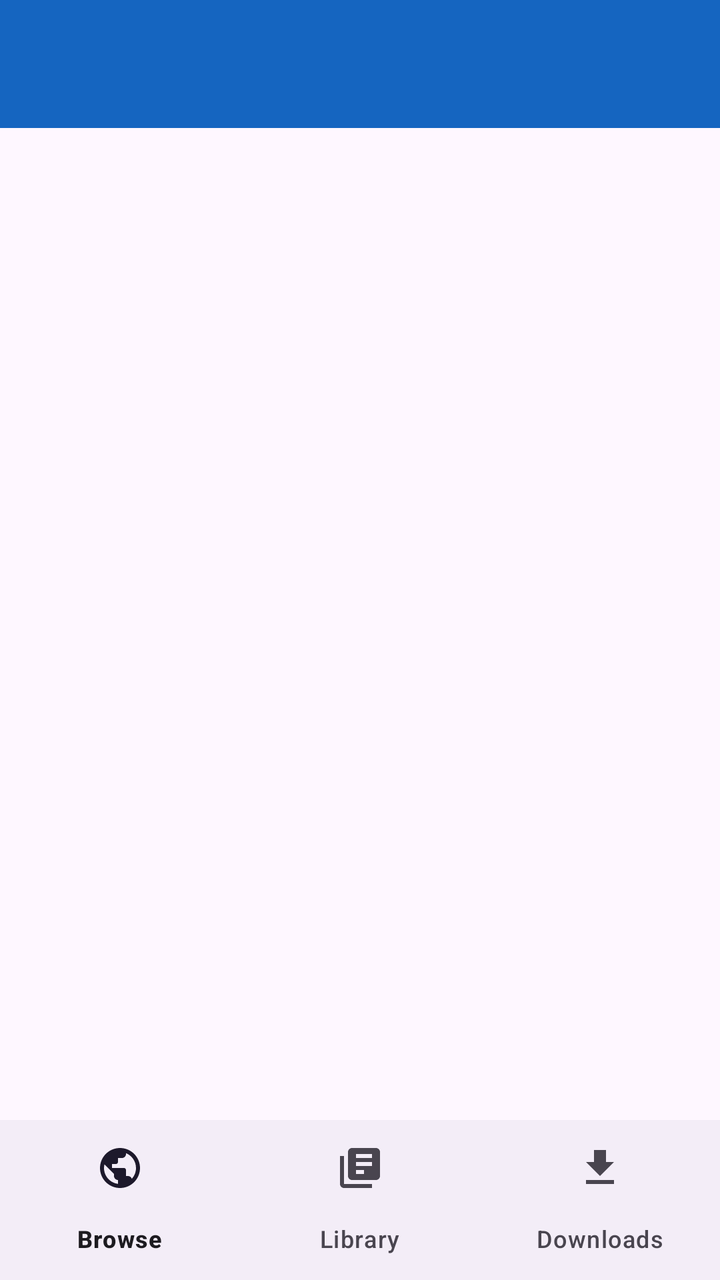
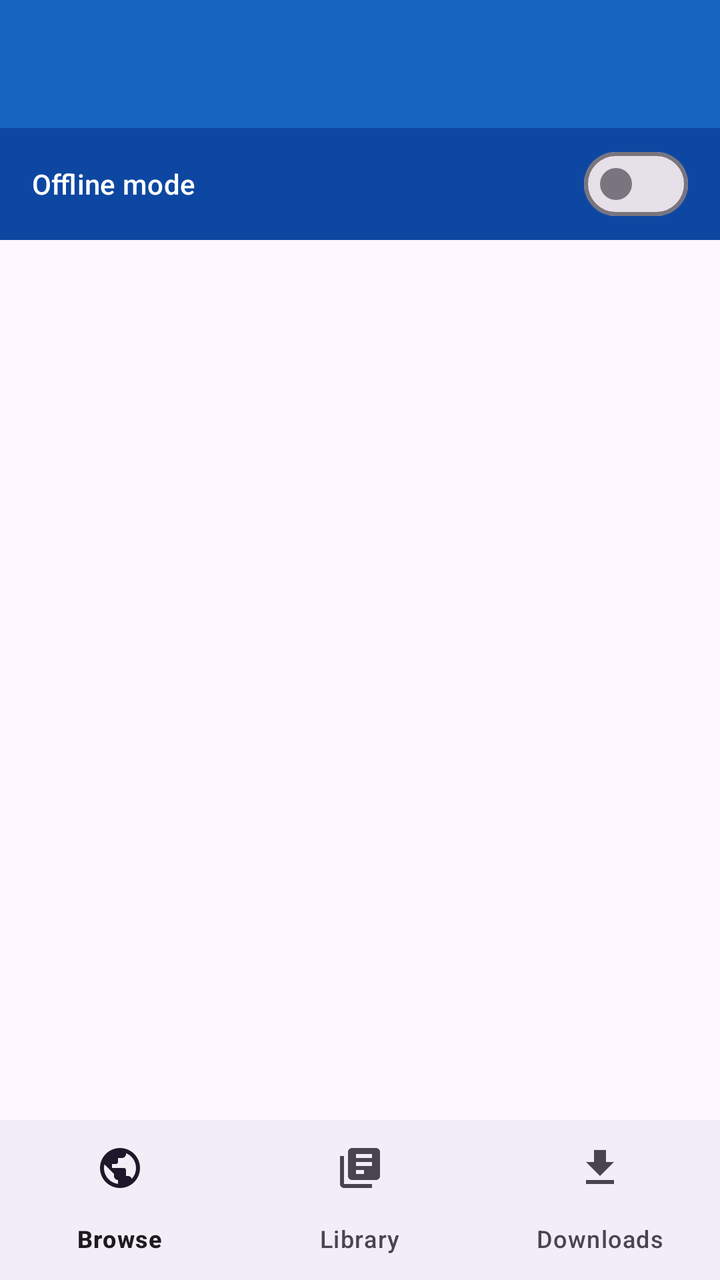

Before-and-after screenshots of an Android layout around one commit, followed by the original layout XML and the change that was made.
<!-- AndroidManifest.xml: application theme Theme.DebridBrowser -->
<!-- res/layout/activity_main.xml -->
<?xml version="1.0" encoding="utf-8"?>
<LinearLayout xmlns:android="http://schemas.android.com/apk/res/android"
    xmlns:app="http://schemas.android.com/apk/res-auto"
    android:layout_width="match_parent"
    android:layout_height="match_parent"
    android:orientation="vertical">

    <com.google.android.material.appbar.MaterialToolbar
        android:id="@+id/toolbar"
        android:layout_width="match_parent"
        android:layout_height="wrap_content"
        android:minHeight="?attr/actionBarSize"
        android:background="@color/primary"
        app:titleTextColor="@color/white"
        style="@style/Widget.Material3.Toolbar" />

    <FrameLayout
        android:id="@+id/fragmentContainer"
        android:layout_width="match_parent"
        android:layout_height="0dp"
        android:layout_weight="1" />

    <com.google.android.material.bottomnavigation.BottomNavigationView
        android:id="@+id/bottomNav"
        android:layout_width="match_parent"
        android:layout_height="wrap_content"
        app:menu="@menu/bottom_nav_menu" />

</LinearLayout>
<!-- resources referenced by this layout -->
<resources>
  <color name="primary">#1565C0</color>
  <color name="white">#FFFFFFFF</color>
  <style name="Theme.DebridBrowser" parent="Theme.Material3.DayNight.NoActionBar">
          <item name="colorPrimary">@color/primary</item>
          <item name="colorPrimaryDark">@color/primary_dark</item>
          <item name="colorSecondary">@color/accent</item>
          <item name="android:statusBarColor">@color/primary_dark</item>
      </style>
  <color name="primary_dark">#0D47A1</color>
  <color name="accent">#00ACC1</color>
</resources>

<!-- the commit's change to res/layout/activity_main.xml (unified diff, before → after) -->
@@ -14,6 +14,29 @@
         app:titleTextColor="@color/white"
         style="@style/Widget.Material3.Toolbar" />
 
+    <LinearLayout
+        android:layout_width="match_parent"
+        android:layout_height="wrap_content"
+        android:background="@color/primary_dark"
+        android:gravity="center_vertical"
+        android:orientation="horizontal"
+        android:paddingHorizontal="16dp"
+        android:paddingVertical="4dp">
+
+        <TextView
+            android:layout_width="0dp"
+            android:layout_height="wrap_content"
+            android:layout_weight="1"
+            android:text="@string/offline_mode"
+            android:textColor="@color/white"
+            android:textAppearance="?attr/textAppearanceLabelLarge" />
+
+        <com.google.android.material.materialswitch.MaterialSwitch
+            android:id="@+id/offlineSwitch"
+            android:layout_width="wrap_content"
+            android:layout_height="wrap_content" />
+    </LinearLayout>
+
     <FrameLayout
         android:id="@+id/fragmentContainer"
         android:layout_width="match_parent"
<!-- resource entries referenced after the edit -->
@@ -2,6 +2,7 @@
 <resources>
   <color name="primary">#1565C0</color>
   <color name="white">#FFFFFFFF</color>
+  <string name="offline_mode">Offline mode</string>
   <style name="Theme.DebridBrowser" parent="Theme.Material3.DayNight.NoActionBar">
           <item name="colorPrimary">@color/primary</item>
           <item name="colorPrimaryDark">@color/primary_dark</item>
